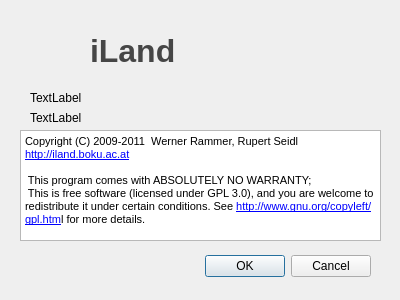
First picture: the form in src/iland/aboutdialog.ui, repository edfm-tum/iland-model, before the edit.
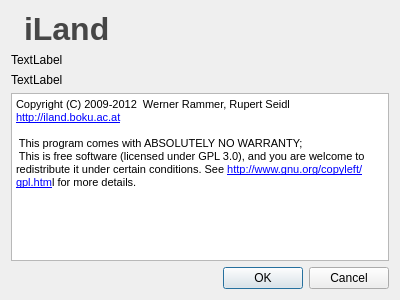
Second picture: the form after the edit. Icons and pictures are not drawn.

Commit message: minor layout-improvement for the about-dialog started to toy around with the graphics-stack

The edit to the form file:
```diff
--- a/src/iland/aboutdialog.ui
+++ b/src/iland/aboutdialog.ui
@@ -17,30 +17,16 @@
    <iconset resource="res/iland.qrc">
     <normaloff>:/icon4.png</normaloff>:/icon4.png</iconset>
   </property>
-  <widget class="QDialogButtonBox" name="buttonBox">
-   <property name="geometry">
-    <rect>
-     <x>30</x>
-     <y>250</y>
-     <width>341</width>
-     <height>32</height>
-    </rect>
-   </property>
-   <property name="orientation">
-    <enum>Qt::Horizontal</enum>
-   </property>
-   <property name="standardButtons">
-    <set>QDialogButtonBox::Cancel|QDialogButtonBox::Ok</set>
-   </property>
-  </widget>
+  <layout class="QVBoxLayout" name="verticalLayout">
+   <item>
+    <layout class="QHBoxLayout" name="horizontalLayout">
+     <item>
   <widget class="QLabel" name="label">
-   <property name="geometry">
-    <rect>
-     <x>20</x>
-     <y>10</y>
-     <width>81</width>
-     <height>81</height>
-    </rect>
+       <property name="sizePolicy">
+        <sizepolicy hsizetype="Fixed" vsizetype="Preferred">
+         <horstretch>0</horstretch>
+         <verstretch>0</verstretch>
+        </sizepolicy>
    </property>
    <property name="text">
     <string/>
@@ -49,15 +35,9 @@
     <pixmap resource="res/iland.qrc">:/icon4.png</pixmap>
    </property>
   </widget>
+     </item>
+     <item>
   <widget class="QLabel" name="label_2">
-   <property name="geometry">
-    <rect>
-     <x>90</x>
-     <y>30</y>
-     <width>181</width>
-     <height>41</height>
-    </rect>
-   </property>
    <property name="palette">
     <palette>
      <active>
@@ -107,53 +87,49 @@
     <string>iLand</string>
    </property>
   </widget>
+     </item>
+    </layout>
+   </item>
+   <item>
   <widget class="QLabel" name="version">
-   <property name="geometry">
-    <rect>
-     <x>30</x>
-     <y>90</y>
-     <width>321</width>
-     <height>16</height>
-    </rect>
-   </property>
    <property name="text">
     <string>TextLabel</string>
    </property>
   </widget>
+   </item>
+   <item>
   <widget class="QLabel" name="svnversion">
-   <property name="geometry">
-    <rect>
-     <x>30</x>
-     <y>110</y>
-     <width>301</width>
-     <height>16</height>
-    </rect>
-   </property>
    <property name="text">
     <string>TextLabel</string>
    </property>
   </widget>
+   </item>
+   <item>
   <widget class="QTextEdit" name="info">
-   <property name="geometry">
-    <rect>
-     <x>20</x>
-     <y>130</y>
-     <width>361</width>
-     <height>111</height>
-    </rect>
-   </property>
    <property name="html">
     <string>&lt;!DOCTYPE HTML PUBLIC &quot;-//W3C//DTD HTML 4.0//EN&quot; &quot;http://www.w3.org/TR/REC-html40/strict.dtd&quot;&gt;
 &lt;html&gt;&lt;head&gt;&lt;meta name=&quot;qrichtext&quot; content=&quot;1&quot; /&gt;&lt;style type=&quot;text/css&quot;&gt;
 p, li { white-space: pre-wrap; }
 &lt;/style&gt;&lt;/head&gt;&lt;body style=&quot; font-family:'MS Shell Dlg 2'; font-size:8.25pt; font-weight:400; font-style:normal;&quot;&gt;
-&lt;p style=&quot; margin-top:0px; margin-bottom:0px; margin-left:0px; margin-right:0px; -qt-block-indent:0; text-indent:0px;&quot;&gt;&lt;span style=&quot; font-size:8pt;&quot;&gt;Copyright (C) 2009-2011  Werner Rammer, Rupert Seidl&lt;/span&gt;&lt;/p&gt;
+&lt;p style=&quot; margin-top:0px; margin-bottom:0px; margin-left:0px; margin-right:0px; -qt-block-indent:0; text-indent:0px;&quot;&gt;&lt;span style=&quot; font-size:8pt;&quot;&gt;Copyright (C) 2009-2012  Werner Rammer, Rupert Seidl&lt;/span&gt;&lt;/p&gt;
 &lt;p style=&quot; margin-top:0px; margin-bottom:0px; margin-left:0px; margin-right:0px; -qt-block-indent:0; text-indent:0px;&quot;&gt;&lt;a href=&quot;http://iland.boku.ac.at&quot;&gt;&lt;span style=&quot; font-size:8pt; text-decoration: underline; color:#0000ff;&quot;&gt;http://iland.boku.ac.at&lt;/span&gt;&lt;/a&gt;&lt;/p&gt;
 &lt;p style=&quot;-qt-paragraph-type:empty; margin-top:0px; margin-bottom:0px; margin-left:0px; margin-right:0px; -qt-block-indent:0; text-indent:0px; font-size:8pt;&quot;&gt;&lt;/p&gt;
 &lt;p style=&quot; margin-top:0px; margin-bottom:0px; margin-left:0px; margin-right:0px; -qt-block-indent:0; text-indent:0px;&quot;&gt;&lt;span style=&quot; font-size:8pt;&quot;&gt; This program comes with ABSOLUTELY NO WARRANTY; &lt;/span&gt;&lt;/p&gt;
 &lt;p style=&quot; margin-top:0px; margin-bottom:0px; margin-left:0px; margin-right:0px; -qt-block-indent:0; text-indent:0px;&quot;&gt;&lt;span style=&quot; font-size:8pt;&quot;&gt; This is free software (licensed under GPL 3.0), and you are welcome to redistribute it under certain conditions. See &lt;/span&gt;&lt;a href=&quot;http://www.gnu.org/copyleft/gpl.htm&quot;&gt;&lt;span style=&quot; font-size:8pt; text-decoration: underline; color:#0000ff;&quot;&gt;http://www.gnu.org/copyleft/gpl.htm&lt;/span&gt;&lt;/a&gt;&lt;span style=&quot; font-size:8pt;&quot;&gt;l for more details.&lt;/span&gt;&lt;/p&gt;&lt;/body&gt;&lt;/html&gt;</string>
    </property>
   </widget>
+   </item>
+   <item>
+    <widget class="QDialogButtonBox" name="buttonBox">
+     <property name="orientation">
+      <enum>Qt::Horizontal</enum>
+     </property>
+     <property name="standardButtons">
+      <set>QDialogButtonBox::Cancel|QDialogButtonBox::Ok</set>
+     </property>
+    </widget>
+   </item>
+  </layout>
  </widget>
  <resources>
   <include location="res/iland.qrc"/>
```
Left out of the diff: 2 changed lines with no effect on the pictures. Lines whose indentation alone changed are shown as unchanged. The commit also changes 3 other files.
